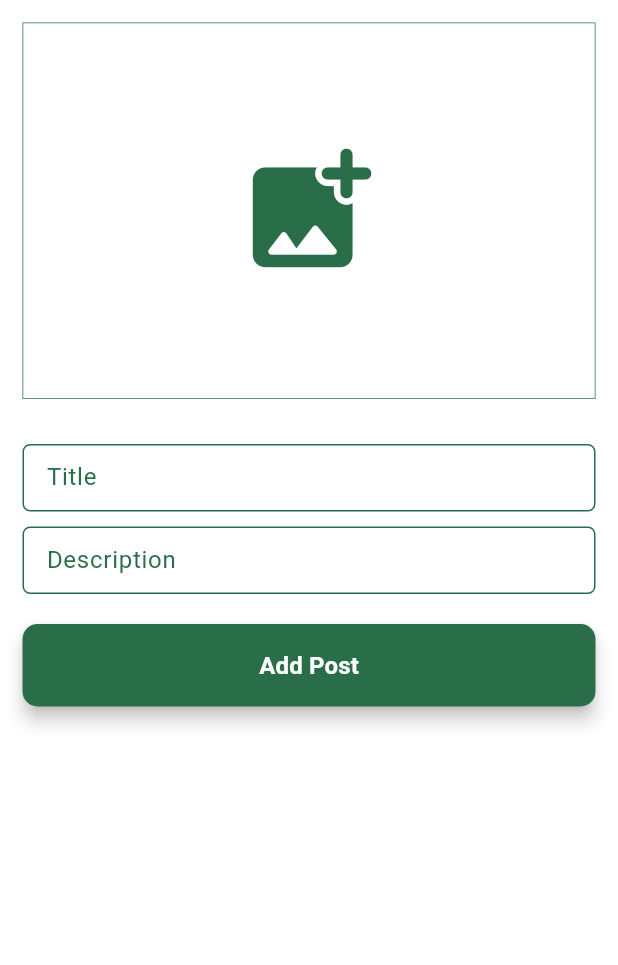
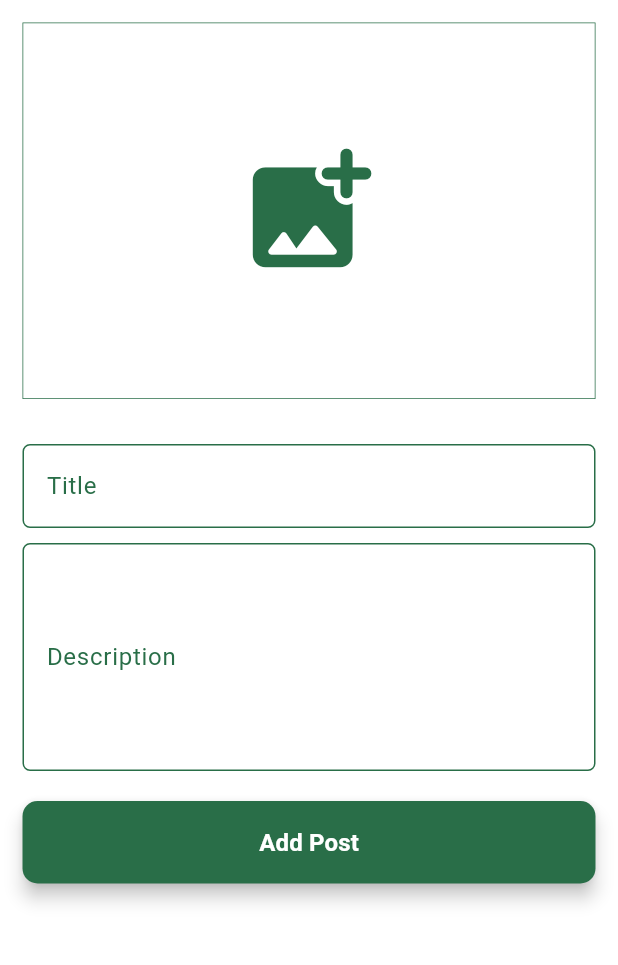
Before and after one commit to ThivaaVipul/Harvest_Guardian, a Flutter app: the screen it shows once a user with an empty profile is signed in, item 2 of the bottom bar chosen, after a tap on "Create Your First Post", on a phone screen of 412 x 824 dp, the part 84-1049 px from its top. Run offline on Flutter 3.47's test engine with Material 3 defaults, Android fonts, the phone set to English and light mode, and no system bars; drawn by our look-alikes of curved_navigation_bar; our stand-ins replace cached_network_image, cloud_firestore, firebase_auth, firebase_core, firebase_database, firebase_storage and 13 more; missing offline and left inert: flutter_share, tflite; accounts and stored records are empty; generated files the repository leaves out were written again.

Commit message:
Final Fixes v8(Like UI, Add Blog UI & Product Loading)

```diff
--- a/lib/screens/add_blog_post_screen.dart
+++ b/lib/screens/add_blog_post_screen.dart
@@ -168,9 +168,7 @@ class _AddBlogPostState extends State<AddBlogPost> {
               const SizedBox(
                 height: 30,
               ),
-              SizedBox(
-                height: 45,
-                child: TextFormField(
+              TextFormField(
                 controller: _titleController,
                 style: TextStyle(
                   color: Constants.primaryColor,
@@ -199,18 +197,14 @@ class _AddBlogPostState extends State<AddBlogPost> {
                   ),
                 ),
               ),
-              ),
-              const SizedBox(
-                height: 10,
-              ),
-              SizedBox(
-                height: 45,
-                child: TextFormField(
+              const SizedBox(height: 10),
+              TextFormField(
                 controller: _descriptionController,
                 style: TextStyle(
                   color: Constants.primaryColor,
                   fontSize: 16,
                 ),
+                maxLines: 5, // Allows description to span multiple lines
                 textCapitalization: TextCapitalization.sentences,
                 decoration: InputDecoration(
                   labelStyle: TextStyle(
@@ -234,10 +228,7 @@ class _AddBlogPostState extends State<AddBlogPost> {
                   ),
                 ),
               ),
-              ),
-              const SizedBox(
-                height: 20,
-              ),
+              const SizedBox(height: 20),
               ElevatedButton(
                 onPressed: _uploadBlogPost,
                 style: ElevatedButton.styleFrom(
--- a/lib/screens/community_screen.dart
+++ b/lib/screens/community_screen.dart
@@ -459,27 +459,93 @@ class _CommunityPageState extends State<CommunityPage> {
     );
   }
 
+  Widget _buildShimmerLoading() {
+    return SingleChildScrollView(
+      child: Column(
+        children: List.generate(2, (_) => _buildShimmerSection()),
+      ),
+    );
+  }
+
   Widget _buildShimmerSection() {
     return Column(
       crossAxisAlignment: CrossAxisAlignment.start,
       children: [
-        _buildShimmerImage(),
-        const SizedBox(height: 15),
+        Shimmer.fromColors(
+          baseColor: Colors.grey[300]!,
+          highlightColor: Colors.grey[100]!,
+          child: Container(
+            width: double.infinity,
+            height: 300, // Adjust height based on image size
+            color: Colors.grey[300]!,
+          ),
+        ),
+        const SizedBox(height: 10),
         Padding(
           padding: const EdgeInsets.symmetric(horizontal: 10),
           child: Column(
             crossAxisAlignment: CrossAxisAlignment.start,
             children: [
-              _buildShimmerText(width: 150.0, height: 20.0),
+              Shimmer.fromColors(
+                baseColor: Colors.grey[300]!,
+                highlightColor: Colors.grey[100]!,
+                child: Container(
+                  width: 250, // Adjust width based on title length
+                  height: 24,
+                  color: Colors.grey[300]!,
+                ),
+              ),
               const SizedBox(height: 5),
-              _buildShimmerText(width: 300.0, height: 18.0),
+              Shimmer.fromColors(
+                baseColor: Colors.grey[300]!,
+                highlightColor: Colors.grey[100]!,
+                child: Container(
+                  width: 350, // Adjust width based on description length
+                  height: 36,
+                  color: Colors.grey[300]!,
+                ),
+              ),
+              const SizedBox(height: 10),
+              Row(
+                children: [
+                  Shimmer.fromColors(
+                    baseColor: Colors.grey[300]!,
+                    highlightColor: Colors.grey[100]!,
+                    child: ClipOval(
+                      child: Container(
+                        width: 50,
+                        height: 50,
+                        color: Colors.grey[300]!,
+                      ),
+                    ),
+                  ),
+                  const SizedBox(width: 10),
+                  Column(
+                    children: [
+                      Shimmer.fromColors(
+                        baseColor: Colors.grey[300]!,
+                        highlightColor: Colors.grey[100]!,
+                        child: Container(
+                          width: 100,
+                          height: 20,
+                          color: Colors.grey[300]!,
+                        ),
+                      ),
                       const SizedBox(height: 5),
-              _buildShimmerText(width: 200.0, height: 14.0),
-              const SizedBox(height: 5),
-              _buildShimmerText(width: 150.0, height: 14.0),
+                      Shimmer.fromColors(
+                        baseColor: Colors.grey[300]!,
+                        highlightColor: Colors.grey[100]!,
+                        child: Container(
+                          width: 100,
+                          height: 20,
+                          color: Colors.grey[300]!,
+                        ),
+                      ),
                     ],
                   ),
+                ],
               ),
+              const SizedBox(height: 10),
               Row(
                 crossAxisAlignment: CrossAxisAlignment.center,
                 children: [
@@ -493,38 +559,9 @@ class _CommunityPageState extends State<CommunityPage> {
               ),
               const SizedBox(height: 10),
             ],
-    );
-  }
-
-  Widget _buildShimmerLoading() {
-    return SingleChildScrollView(
-      child: Column(
-        children: List.generate(2, (_) => _buildShimmerSection()),
           ),
-    );
-  }
-
-  Widget _buildShimmerImage() {
-    return Shimmer.fromColors(
-      baseColor: Colors.grey[300]!,
-      highlightColor: Colors.grey[100]!,
-      child: Container(
-        width: double.infinity,
-        height: 250.0,
-        color: Colors.grey[300]!,
         ),
-    );
-  }
-
-  Widget _buildShimmerText({required double width, required double height}) {
-    return Shimmer.fromColors(
-      baseColor: Colors.grey[300]!,
-      highlightColor: Colors.grey[100]!,
-      child: Container(
-        width: width,
-        height: height,
-        color: Colors.grey[300]!,
-      ),
+      ],
     );
   }
 
--- a/lib/screens/edit_product.dart
+++ b/lib/screens/edit_product.dart
@@ -79,6 +79,7 @@ class _EditProductPageState extends State<EditProductPage> {
   }
 
   Future<void> updateProduct() async {
+    FocusScope.of(context).unfocus();
     if (_formKey.currentState!.validate()) {
       _formKey.currentState!.save();
       setState(() {
--- a/lib/screens/home_screen.dart
+++ b/lib/screens/home_screen.dart
@@ -47,7 +47,7 @@ class _HomeScreenState extends State<HomeScreen> {
                   crossAxisCount: 2,
                   mainAxisSpacing: 10,
                   crossAxisSpacing: 10,
-                  childAspectRatio: 2,
+                  childAspectRatio: 1.8,
                   children: [
                     _buildGridCard(
                       context,
--- a/lib/widgets/community_post.dart
+++ b/lib/widgets/community_post.dart
@@ -290,8 +290,8 @@ class _SinglePostState extends State<SinglePost> {
               ),
               if (showHeart)
                 Positioned(
-                  left: MediaQuery.of(context).size.width / 2 - 70,
-                  top: 250.0 / 2 - 50,
+                  left: (MediaQuery.of(context).size.width - heartSize) / 2,
+                  top: 300.0 / 2 - 50,
                   child: AnimatedOpacity(
                     duration: const Duration(milliseconds: 500),
                     opacity: showHeart ? 1.0 : 0.0,
```
Also changed, not shown: lib/screens/product_listing_page.dart (+134 -38 lines). Lines whose indentation alone changed are shown as unchanged.
